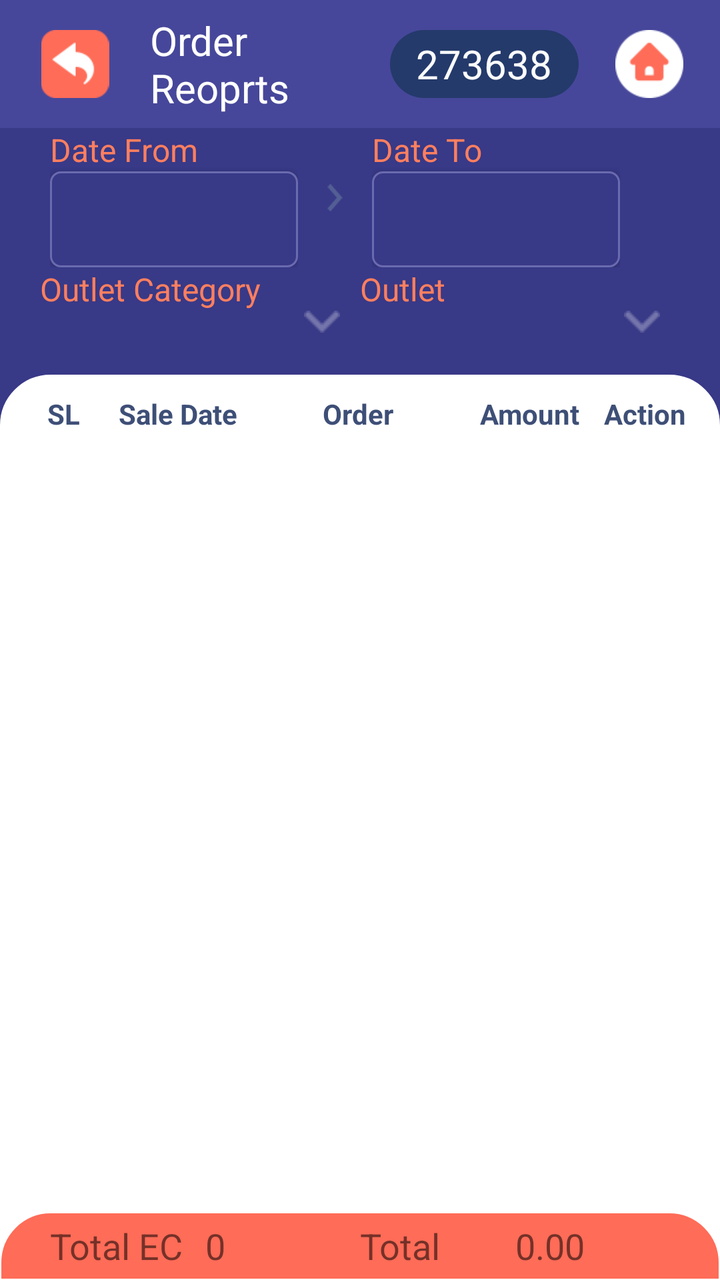
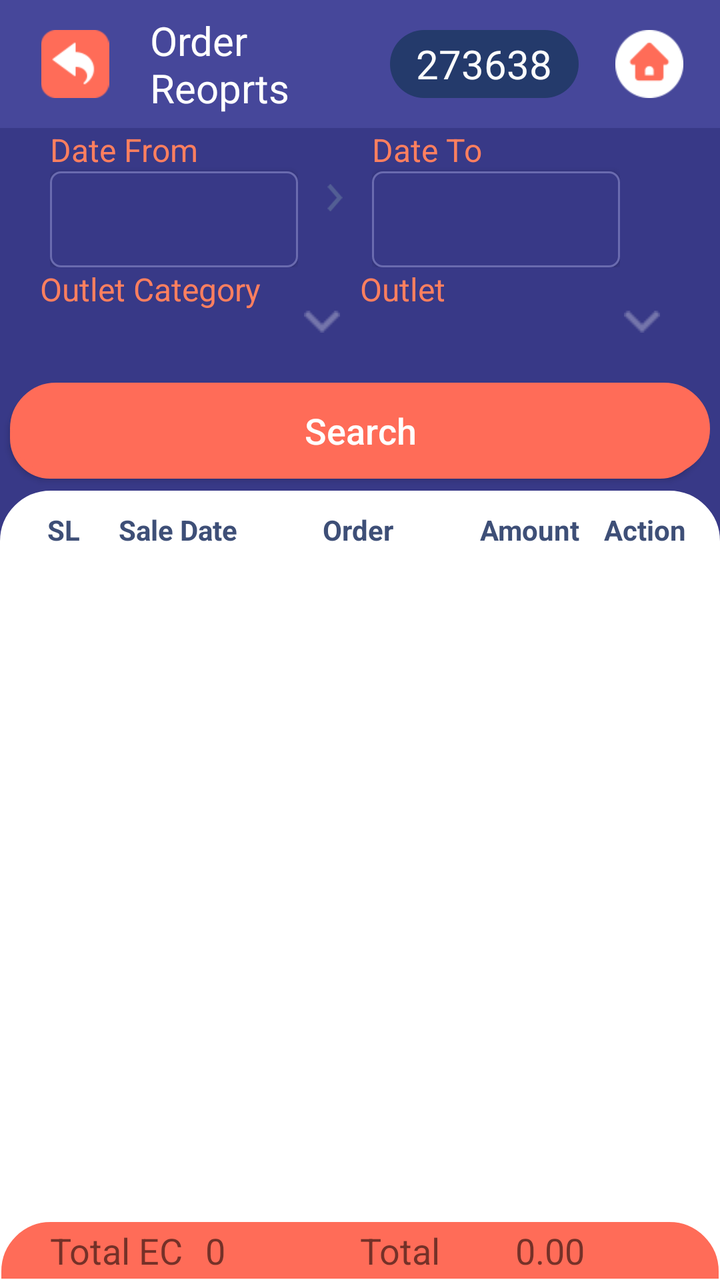

Compare the two renders of this Android layout. The source of the first and the diff that turns it into the second are given below.
<!-- AndroidManifest.xml: application theme AppTheme -->
<!-- res/layout/activity_order__report_.xml -->
<?xml version="1.0" encoding="utf-8"?>
<LinearLayout xmlns:android="http://schemas.android.com/apk/res/android"
    xmlns:app="http://schemas.android.com/apk/res-auto"
    xmlns:tools="http://schemas.android.com/tools"
    android:layout_width="match_parent"
    android:layout_height="match_parent"
    android:weightSum="4"
    android:orientation="vertical"
    android:background="@color/background_color_outlet_report"
    tools:context=".Order_Report_Activity">
    <LinearLayout
        android:layout_width="match_parent"
        android:layout_height="0dp"
        android:background="@color/secondary_color"
        android:weightSum="2"
        android:orientation="horizontal"
        android:layout_weight="0.4">
        <LinearLayout
            android:layout_width="0dp"
            android:layout_height="match_parent"
            android:weightSum="1"
            android:orientation="horizontal"
            android:gravity="left"
            android:layout_weight="1">
            <ImageView
                android:id="@+id/back"
                android:layout_width="0dp"
                android:layout_height="match_parent"
                android:layout_weight="0.3"
                android:src="@drawable/backicon"
                android:layout_margin="15dp"></ImageView>
            <TextView
                android:id="@+id/title_tv"
                android:layout_width="0dp"
                android:layout_height="match_parent"
                android:layout_weight="0.7"
                android:gravity="center|left"
                android:textColor="@color/white"
                android:autoSizeTextType="uniform"
                android:autoSizeMinTextSize="12sp"
                android:autoSizeMaxTextSize="20sp"
                android:autoSizeStepGranularity="2sp"
                android:text="Order Reoprts">

            </TextView>

        </LinearLayout>
        <LinearLayout
            android:layout_width="0dp"
            android:layout_height="match_parent"
            android:weightSum="1"
            android:gravity="right"
            android:orientation="horizontal"
            android:layout_weight="1">
            <TextView
                android:id="@+id/user_txt_view"
                android:layout_width="0dp"
                android:layout_height="match_parent"
                android:layout_weight="0.7"
                android:layout_marginTop="15dp"
                android:layout_marginBottom="15dp"
                android:layout_marginLeft="15dp"
                android:background="@drawable/login_id_bg_shade"
                android:text="273638"
                android:autoSizeTextType="uniform"
                android:autoSizeMinTextSize="12sp"
                android:autoSizeMaxTextSize="20sp"
                android:autoSizeStepGranularity="2sp"
                android:textColor="@color/background_white"
                android:textAlignment="center"
                android:gravity="center"></TextView>
            <ImageView
                android:id="@+id/home"
                android:layout_width="0dp"
                android:layout_height="match_parent"
                android:layout_weight="0.3"
                android:src="@drawable/home"
                android:layout_margin="15dp">

            </ImageView>


        </LinearLayout>

    </LinearLayout>


    <LinearLayout
        android:layout_width="match_parent"
        android:layout_height="0dp"
        android:layout_weight="3.6"
        android:orientation="vertical">

            <LinearLayout
                android:layout_width="match_parent"
                android:layout_height="fill_parent"
                android:orientation="vertical">




                <LinearLayout
                    android:layout_width="match_parent"
                    android:layout_height="wrap_content"
                    android:weightSum="2"
                    android:orientation="vertical"
                    android:layout_marginBottom="1dp"
                   >

                    <LinearLayout
                        android:layout_width="match_parent"
                        android:layout_height="0dp"
                        android:orientation="horizontal"
                        android:layout_marginLeft="25dp"
                        android:layout_marginRight="25dp"
                        android:layout_weight="2"
                        android:weightSum="2.5">

                       <LinearLayout
                           android:layout_width="0dp"
                           android:layout_height="wrap_content"
                           android:layout_weight="1"
                           android:weightSum="2"
                           android:orientation="vertical">

                           <TextView
                               android:layout_width="match_parent"
                               android:layout_height="wrap_content"
                               android:layout_weight="0.2"
                               android:textSize="16sp"
                               android:textColor="@color/text_color_hint"
                               android:text="Date From"></TextView>


                           <Button
                               android:textAlignment="center"
                               android:id="@+id/startdate"
                               android:layout_width="match_parent"
                               android:layout_height="wrap_content"
                               android:layout_weight="3"
                               android:layout_centerHorizontal="true"
                               android:background="@drawable/edittext_border"
                               android:ems="10"
                               android:textColor="@color/white"
                               android:focusableInTouchMode="false"
                               android:inputType="date"></Button>
                       </LinearLayout>


                        <LinearLayout
                            android:layout_width="0dp"
                            android:layout_height="match_parent"
                            android:layout_weight="0.3">

                            <Button
                                android:layout_width="match_parent"
                                android:layout_height="match_parent"
                                android:scaleY="0.2"
                                android:scaleX="0.2"
                                android:background="@drawable/arrow_right"></Button>

                        </LinearLayout>
                        <LinearLayout
                            android:layout_width="0dp"
                            android:layout_height="match_parent"
                            android:layout_weight="1"
                            android:weightSum="2"
                            android:orientation="vertical">

                            <TextView
                                android:layout_width="match_parent"
                                android:layout_height="wrap_content"
                                android:layout_weight="0.2"
                                android:textSize="16sp"
                                android:textColor="@color/text_color_hint"
                                android:text="Date To"></TextView>

                            <Button
                                android:textAlignment="center"
                                android:id="@+id/enddate"
                                android:layout_width="match_parent"
                                android:layout_height="wrap_content"
                                android:layout_weight="3"
                                android:layout_centerHorizontal="true"
                                android:background="@drawable/edittext_border"
                                android:ems="10"
                                android:textColor="@color/white"
                                android:focusableInTouchMode="false"
                                android:inputType="date"></Button>
                        </LinearLayout>

                    </LinearLayout>
                    <LinearLayout
                        android:layout_width="match_parent"
                        android:layout_height="wrap_content"
                        android:layout_marginBottom="10dp"
                        android:orientation="horizontal"
                        android:layout_weight="1"
                        android:weightSum="2"
                        android:layout_marginLeft="20dp"
                        android:layout_marginRight="20dp">




                    <LinearLayout
                        android:layout_width="0dp"
                        android:layout_height="wrap_content"
                        android:layout_marginBottom="10dp"
                        android:orientation="vertical"
                        android:layout_weight="1"

                        android:weightSum="2">
                        <TextView
                            android:layout_width="match_parent"
                            android:layout_height="wrap_content"
                            android:text="Outlet Category"
                            android:textSize="16sp"
                            android:textColor="@color/text_color_hint">

                        </TextView>
                        <Spinner
                            android:id="@+id/outlet_catagary_spinner"
                            android:layout_width="match_parent"
                            android:layout_height="wrap_content"
                            android:background="@drawable/spinner2"
                            android:theme="@style/MatchSpinnerTheme"/>



                    </LinearLayout>

                    <LinearLayout
                        android:layout_width="0dp"
                        android:layout_height="wrap_content"
                        android:layout_marginBottom="10dp"
                        android:orientation="vertical"
                        android:layout_weight="1"
                        android:weightSum="2">
                        <TextView
                            android:layout_width="match_parent"
                            android:layout_height="wrap_content"
                            android:text="Outlet"
                            android:textSize="16sp"
                            android:textColor="@color/text_color_hint">

                        </TextView>
                        <Spinner
                            android:id="@+id/outlet_spinner"
                            android:layout_width="match_parent"
                            android:layout_height="wrap_content"
                            android:background="@drawable/spinner2"
                            android:theme="@style/MatchSpinnerTheme"/>



                    </LinearLayout>

                    </LinearLayout>

                </LinearLayout>


                <LinearLayout
                    android:layout_width="match_parent"
                    android:layout_height="match_parent"
                    android:background="@drawable/bottom_layout_bg"
                    android:orientation="vertical">

                   <LinearLayout
                       android:layout_width="match_parent"
                       android:layout_height="match_parent"
                       android:orientation="vertical"
                       android:weightSum="4">

                    <LinearLayout
                        android:layout_width="match_parent"
                        android:layout_height="0dp"
                        android:orientation="horizontal"
                        android:layout_weight="0.4"
                        android:weightSum="5.1">

                        <TextView
                            android:layout_width="0dp"
                            android:layout_weight="0.5"
                            android:layout_marginTop="10dp"
                            android:layout_marginLeft="15dp"
                            android:textSize="14sp"
                            android:textStyle="bold"
                            android:gravity="center"
                            android:textColor="@color/table_color"
                            android:layout_height="wrap_content"
                            android:text="SL"></TextView>

                        <TextView
                            android:layout_width="0dp"
                            android:layout_weight="1.2"
                            android:layout_marginTop="10dp"
                            android:textSize="14sp"
                            android:gravity="center"
                            android:textStyle="bold"
                            android:textColor="@color/table_color"
                            android:layout_height="wrap_content"
                            android:text="Sale Date"></TextView>

                        <TextView
                            android:layout_width="0dp"
                            android:layout_weight="1.5"
                            android:layout_marginTop="10dp"
                            android:gravity="center"
                            android:textSize="14sp"
                            android:textStyle="bold"
                            android:textColor="@color/table_color"
                            android:layout_height="wrap_content"
                            android:text="Order "></TextView>



                        <TextView
                            android:layout_width="0dp"
                            android:layout_weight="1"
                            android:layout_marginTop="10dp"
                            android:textColor="@color/table_color"
                            android:textSize="14sp"
                            android:textStyle="bold"
                            android:gravity="center"
                            android:layout_height="wrap_content"
                            android:text="Amount"></TextView>

                        <TextView
                            android:layout_width="0dp"
                            android:layout_height="wrap_content"
                            android:layout_marginTop="10dp"
                            android:layout_weight="0.7"
                            android:gravity="center"
                            android:text="Action"
                            android:textColor="@color/table_color"
                            android:textSize="14sp"
                            android:textStyle="bold"></TextView>


                    </LinearLayout>

                       <LinearLayout
                           android:layout_width="match_parent"
                           android:layout_height="0dp"
                           android:layout_weight="3.3">

                           <ListView
                               android:id="@+id/Order_Report_recycleView"
                               android:layout_width="match_parent"
                               android:layout_height="match_parent"></ListView>
                       </LinearLayout>
                       <LinearLayout
                           android:layout_width="match_parent"
                           android:layout_height="0dp"
                           android:layout_gravity="bottom"
                           android:layout_weight=".3"
                           android:gravity="bottom"
                           android:orientation="horizontal"
                           android:background="@drawable/bottom_layout_order_report"
                           android:weightSum="2">


                           <LinearLayout
                               android:layout_width="match_parent"
                               android:layout_height="wrap_content"
                               android:layout_gravity="center"
                               android:layout_weight="1">

                               <LinearLayout
                                   android:layout_width="match_parent"
                                   android:layout_height="wrap_content"
                                   android:weightSum="2"
                                   android:layout_marginLeft="25dp"
                                   android:orientation="horizontal">

                                   <LinearLayout
                                       android:layout_width="match_parent"
                                       android:layout_weight="1"
                                       android:orientation="vertical"
                                       android:layout_height="wrap_content">
                                       <TextView
                                           android:layout_width="match_parent"
                                           android:layout_height="wrap_content"
                                           android:textSize="18sp"
                                           android:text="Total EC">

                                       </TextView>



                                   </LinearLayout>

                                   <LinearLayout
                                       android:layout_width="match_parent"
                                       android:layout_weight="1"
                                       android:orientation="vertical"
                                       android:layout_height="wrap_content">
                                       <TextView
                                           android:id="@+id/TotalEC"
                                           android:layout_width="match_parent"
                                           android:layout_height="wrap_content"
                                           android:textSize="18sp"
                                           android:text="0">

                                       </TextView>



                                   </LinearLayout>
                               </LinearLayout>

                           </LinearLayout>

                           <LinearLayout
                               android:layout_width="match_parent"
                               android:layout_height="wrap_content"
                               android:layout_gravity="center"
                               android:layout_marginRight="25dp"
                               android:layout_weight="1">

                               <LinearLayout
                                   android:layout_width="match_parent"
                                   android:layout_height="wrap_content"
                                   android:weightSum="2"
                                   android:orientation="horizontal">

                                   <LinearLayout
                                       android:layout_width="match_parent"
                                       android:layout_weight="1"
                                       android:orientation="vertical"
                                       android:layout_height="wrap_content">
                                       <TextView
                                           android:layout_width="match_parent"
                                           android:layout_height="wrap_content"
                                           android:textSize="18sp"
                                           android:text="Total">

                                       </TextView>



                                   </LinearLayout>

                                   <LinearLayout
                                       android:layout_width="match_parent"
                                       android:layout_weight="1"
                                       android:orientation="vertical"
                                       android:layout_height="wrap_content">
                                       <TextView
                                           android:id="@+id/TotalAmount"
                                           android:layout_width="match_parent"
                                           android:layout_height="wrap_content"
                                           android:textSize="18sp"
                                           android:text="0.00">

                                       </TextView>



                                   </LinearLayout>
                               </LinearLayout>

                           </LinearLayout>

                       </LinearLayout>
                   </LinearLayout>


                </LinearLayout>



            </LinearLayout>
    </LinearLayout>






</LinearLayout>
<!-- resources referenced by this layout -->
<resources>
  <color name="background_color_outlet_report">#383987</color>
  <color name="background_white">#FCFCFC</color>
  <color name="secondary_color">#46479A</color>
  <color name="table_color">#3E4F77</color>
  <color name="text_color_hint">#FF7F5F</color>
  <color name="white">#FFFFFF</color>
  <!-- drawable bottom_layout_bg (drawable-mdpi) -->
  <?xml version="1.0" encoding="utf-8"?>
  <shape xmlns:android="http://schemas.android.com/apk/res/android"
      android:shape="rectangle">
      <corners
          android:bottomLeftRadius="0dp"
          android:bottomRightRadius="0dp"
          android:topLeftRadius="25dp"
          android:topRightRadius="25dp" />
      <padding
          android:bottom="0dp"
          android:left="0dp"
          android:right="0dp"
          android:top="0dp" />
      <stroke
          android:width="0.5dp"
          android:color="@color/white" />
      <solid android:color="@color/white" />
  </shape>
  <!-- drawable edittext_border (drawable) -->
  <?xml version="1.0" encoding="utf-8"?>
  <shape xmlns:android="http://schemas.android.com/apk/res/android"
      android:shape="rectangle"
      android:thickness="0dp">
      <solid android:color="#383987" />
      <stroke android:width="1dp" android:color="@color/datepicker"/>
      <corners android:radius="5dp"/>
  </shape>
  <!-- drawable login_id_bg_shade (drawable) -->
  <?xml version="1.0" encoding="utf-8"?>
  <shape xmlns:android="http://schemas.android.com/apk/res/android"
      android:shape="rectangle" >
  
      <corners
          android:bottomLeftRadius="30dp"
          android:bottomRightRadius="30dp"
          android:radius="60dp"
          android:topLeftRadius="30dp"
          android:topRightRadius="30dp" />
  
      <solid android:color="@color/in" />
  
      <padding
          android:bottom="0dp"
          android:left="0dp"
          android:right="0dp"
          android:top="0dp" />
  
      <size
          android:height="30dp"
          android:width="130dp" />
  
  </shape>
  <style name="MatchSpinnerTheme" parent="AppTheme">
          <item name="android:dropDownListViewStyle">@style/MatchSpinnerStyle</item>
      </style>
  <style name="AppTheme" parent="Theme.AppCompat.Light.NoActionBar">
          
          <item name="colorPrimary">@color/colorPrimary</item>
          <item name="colorPrimaryDark">@color/colorPrimaryDark</item>
          <item name="colorAccent">@color/colorAccent</item>
      </style>
  <color name="bottom_card_color">#FF6C58</color>
  <color name="datepicker">#6A6BAF</color>
  <color name="in">#243A6B</color>
  <style name="MatchSpinnerStyle" parent="android:style/Widget.ListView.DropDown">
          <item name="android:divider">#9293a3</item>
          <item name="android:dividerHeight">1dp</item>
      </style>
  <color name="colorPrimary">#383A87</color>
  <color name="colorPrimaryDark">#383A87</color>
  <color name="colorAccent">#D81B60</color>
  <!-- unchanged entries left out for length: 6 -->
</resources>

<!-- the commit's change to res/layout/activity_order__report_.xml (unified diff, before → after) -->
@@ -258,6 +258,18 @@
 
                     </LinearLayout>
 
+                    <Button
+                        android:id="@+id/search"
+                        android:layout_width="match_parent"
+                        android:layout_height="wrap_content"
+                        android:layout_margin="5dp"
+                        android:layout_weight="1"
+                        android:text="Search"
+                        android:background="@drawable/red_round_button"
+                        android:textAllCaps="false"
+                        android:textColor="@color/white"
+                        android:textSize="18dp"></Button>
+
                 </LinearLayout>
 
 
<!-- resource entries referenced after the edit -->
@@ -59,6 +59,27 @@
           android:width="130dp" />
   
   </shape>
+  <!-- drawable red_round_button (drawable-mdpi) -->
+  <selector xmlns:android="http://schemas.android.com/apk/res/android">
+      <item>
+          <layer-list>
+              <item android:right="5dp" android:top="5dp">
+                  <shape>
+                      <corners android:radius="20dp" />
+                      <solid android:color="#FF6C58" />
+                  </shape>
+              </item>
+              <item android:bottom="2dp" >
+                  <shape>
+                      <gradient android:angle="270"
+                          android:endColor="#FF6C58" android:startColor="#FF6C58" />
+                      <stroke android:width="1dp" android:color="#FF6C58" />
+                      <corners android:radius="30dp" />
+                  </shape>
+              </item>
+          </layer-list>
+      </item>
+  </selector>
   <style name="MatchSpinnerTheme" parent="AppTheme">
           <item name="android:dropDownListViewStyle">@style/MatchSpinnerStyle</item>
       </style>
